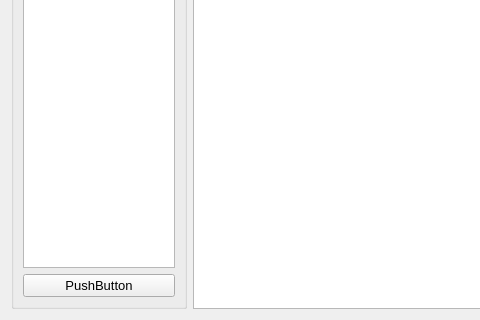
This is simulation/ui/fireExtinguisherUsing.ui in Desmond121/CEESS as Qt 5 draws it before an edit; both pictures show x 0 to 480 and y 141 to 461 of the 736 by 461 pixel window. The edited form follows.
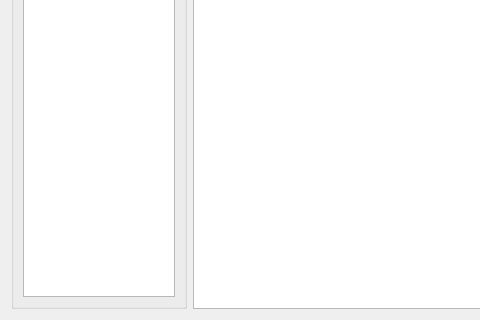
This is the edited form.

```diff
--- a/simulation/ui/fireExtinguisherUsing.ui
+++ b/simulation/ui/fireExtinguisherUsing.ui
@@ -82,13 +82,6 @@
           </property>
          </widget>
         </item>
-        <item>
-         <widget class="QPushButton" name="btnNext">
-          <property name="text">
-           <string>PushButton</string>
-          </property>
-         </widget>
-        </item>
        </layout>
       </widget>
      </item>
```
